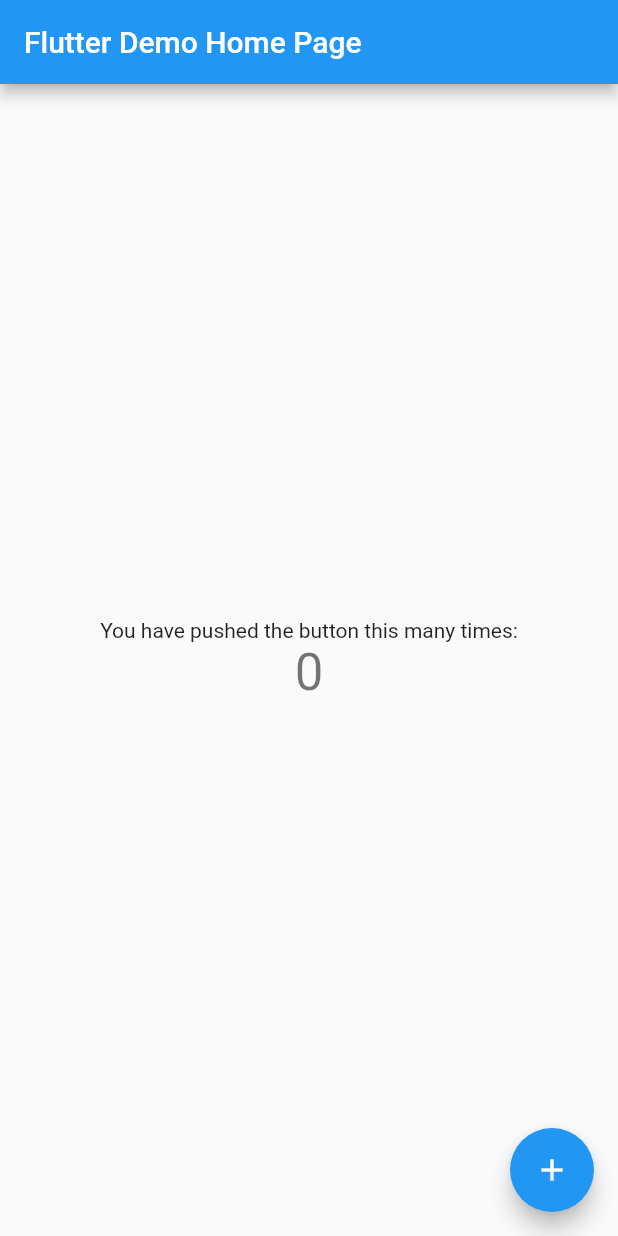
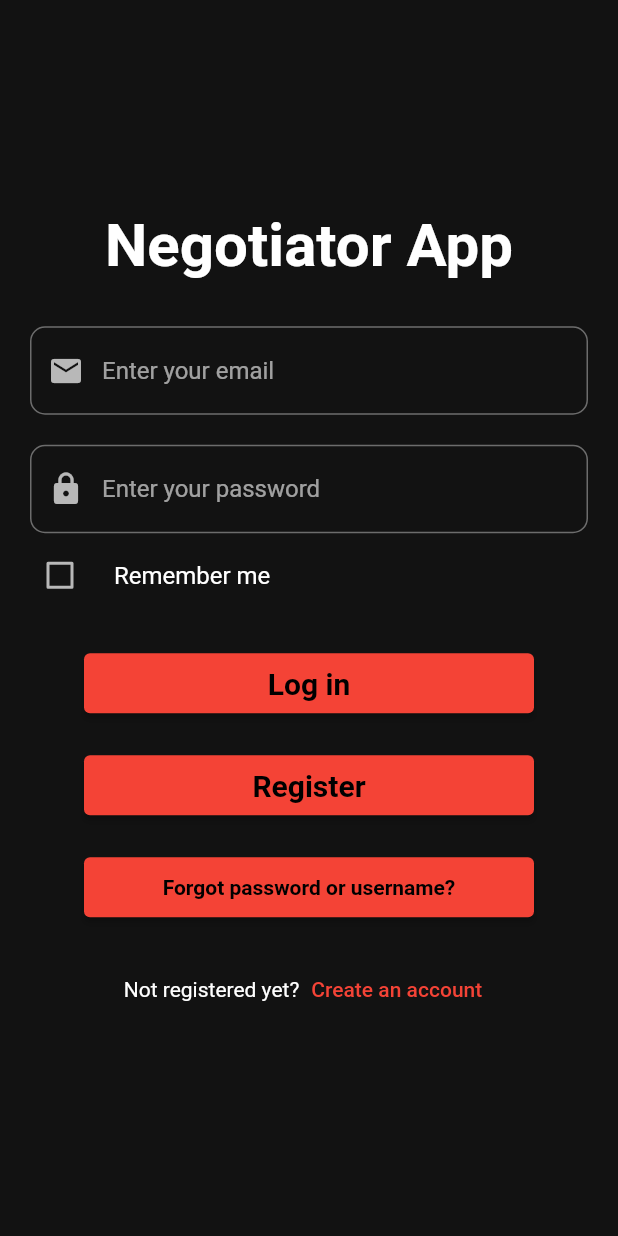
Before and after one commit to Vastamaki88/UI-final-project, a Flutter app: the screen it shows after launch, on a phone screen of 412 x 824 dp. Run offline on Flutter 3.47's test engine with Material 2 defaults, Android fonts, the phone set to English and light mode, and no system bars; our stand-ins replace email_validator.

Commit message:
New views added

```diff
--- /dev/null
+++ b/final_project/lib/LoginView.dart
@@ -0,0 +1,176 @@
+import 'package:email_validator/email_validator.dart';
+import 'package:flutter/material.dart';
+import 'RegisterView.dart';
+
+
+class LoginView extends StatefulWidget {
+  const LoginView({Key? key, required this.title}) : super(key: key);
+  final String title;
+
+  @override
+  State<LoginView> createState() => _LoginPageState();
+}
+
+class _LoginPageState extends State<LoginView> {
+  final _formKey = GlobalKey<FormState>();
+  var rememberValue = false;
+
+  @override
+  Widget build(BuildContext context) {
+    return Scaffold(
+      backgroundColor: Theme.of(context).colorScheme.background,
+      body: Container(
+        padding: const EdgeInsets.all(20),
+        child: Column(
+          mainAxisAlignment: MainAxisAlignment.center,
+          crossAxisAlignment: CrossAxisAlignment.center,
+          children: <Widget>[
+            const Text(
+              'Negotiator App',
+              style: TextStyle(
+                fontWeight: FontWeight.bold,
+                fontSize: 40,
+              ),
+            ),
+            const SizedBox(
+              height: 30,
+            ),
+            Form(
+              key: _formKey,
+              child: Column(
+                children: [
+                  TextFormField(
+                    maxLines: 1,
+                    decoration: InputDecoration(
+                      hintText: 'Enter your email',
+                      prefixIcon  : const Icon(Icons.email),
+                      border: OutlineInputBorder(
+                        borderRadius: BorderRadius.circular(10),
+                      ),
+                    ),
+                  ),
+                  const SizedBox(
+                    height: 20,
+                  ),
+                  TextFormField(
+                    validator: (value) {
+                      return null;
+                    },
+                    maxLines: 1,
+                    obscureText: true,
+                    decoration: InputDecoration(
+                      prefixIcon: const Icon(Icons.lock),
+                      hintText: 'Enter your password',
+                      border: OutlineInputBorder(
+                        borderRadius: BorderRadius.circular(10),
+                      ),
+                    ),
+                  ),
+                  CheckboxListTile(
+                    title: const Text("Remember me"),
+                    contentPadding: EdgeInsets.zero,
+                    value: rememberValue,
+                    activeColor: Theme.of(context).colorScheme.primary,
+                    onChanged: (newValue) {
+                      setState(() {
+                        rememberValue = newValue!;
+                      });
+                    },
+                    controlAffinity: ListTileControlAffinity.leading,
+                  ),
+                  const SizedBox(
+                    height: 20,
+                  ),
+                  ElevatedButton(
+                    onPressed: () {
+                      if (_formKey.currentState!.validate()) {}
+                    },
+                    style: ElevatedButton.styleFrom(
+                      minimumSize: Size(300, 40),
+                       textStyle: const TextStyle(fontSize: 20)
+
+                    ),
+                    child: const Text(
+                      'Log in',
+                      style: TextStyle(
+                        fontWeight: FontWeight.bold,
+                        fontSize: 20,
+                      ),
+                    ),
+                  ),
+                  const SizedBox(
+                    height: 20,
+                  ),
+                  ElevatedButton(
+                    onPressed: () {
+                          Navigator.pushReplacement(
+                            context,
+                            MaterialPageRoute(
+                              builder: (context) =>
+                                  const RegisterView(title: 'Register UI'),
+                            ),
+                          );
+                        },
+                    style: ElevatedButton.styleFrom(
+                      minimumSize: Size(300, 40),
+                      textStyle: const TextStyle(fontSize: 20)
+
+                    ),
+
+                    child: const Text(
+                      'Register',
+                      style: TextStyle(
+                        fontWeight: FontWeight.bold,
+                        fontSize: 20,
+                      ),
+                    ),
+                  ),
+                  const SizedBox(
+                    height: 20,
+                  ),
+                  ElevatedButton(
+                    onPressed: () {
+                      if (_formKey.currentState!.validate()) {}
+                    },
+                    style: ElevatedButton.styleFrom(
+                      minimumSize: Size(300, 40),
+                       textStyle: const TextStyle(fontSize: 20)
+                    ),
+                    child: const Text(
+                      'Forgot password or username?',
+                      style: TextStyle(
+                        fontWeight: FontWeight.bold,
+                        fontSize: 14,
+                      ),
+                    ),
+                  ),
+                  const SizedBox(
+                    height: 20,
+                  ),
+                  Row(
+                    mainAxisAlignment: MainAxisAlignment.center,
+                    children: [
+                      const Text('Not registered yet?'),
+                      TextButton(
+                        onPressed: () {
+                          Navigator.pushReplacement(
+                            context,
+                            MaterialPageRoute(
+                              builder: (context) =>
+                                  const RegisterView(title: 'Register UI'),
+                            ),
+                          );
+                        },
+                        child: const Text('Create an account'),
+                      ),
+                    ],
+                  ),
+                ],
+              ),
+            )
+          ],
+        ),
+      ),
+    );
+  }
+}
--- a/final_project/lib/main.dart
+++ b/final_project/lib/main.dart
@@ -1,45 +1,47 @@
+import 'LoginView.dart';
 import 'package:flutter/material.dart';
 
+ColorScheme defaultColorScheme = const ColorScheme(
+  primary: Color(0xFFF44336),
+  secondary: Color(0xff03DAC6),
+  surface: Color(0xff181818),
+  background: Color(0xff121212),
+  error: Color(0xffCF6679),
+  onPrimary: Color(0xff000000),
+  onSecondary: Color(0xff000000),
+  onSurface: Color(0xffffffff),
+  onBackground: Color(0xffffffff),
+  onError: Color(0xff000000),
+  brightness: Brightness.dark,
+);
 void main() {
   runApp(const MyApp());
 }
 
+
 class MyApp extends StatelessWidget {
+
   const MyApp({Key? key}) : super(key: key);
+
+
 
   // This widget is the root of your application.
   @override
   Widget build(BuildContext context) {
     return MaterialApp(
-      title: 'Flutter Demo',
+      title: 'Negotiator App',
       theme: ThemeData(
-        // This is the theme of your application.
-        //
-        // Try running your application with "flutter run". You'll see the
-        // application has a blue toolbar. Then, without quitting the app, try
-        // changing the primarySwatch below to Colors.green and then invoke
-        // "hot reload" (press "r" in the console where you ran "flutter run",
-        // or simply save your changes to "hot reload" in a Flutter IDE).
-        // Notice that the counter didn't reset back to zero; the application
-        // is not restarted.
+
+        colorScheme: defaultColorScheme,
         primarySwatch: Colors.blue,
       ),
-      home: const MyHomePage(title: 'Flutter Demo Home Page'),
+      home: const LoginView(title: 'Login'),
     );
   }
 }
 
 class MyHomePage extends StatefulWidget {
   const MyHomePage({Key? key, required this.title}) : super(key: key);
-
-  // This widget is the home page of your application. It is stateful, meaning
-  // that it has a State object (defined below) that contains fields that affect
-  // how it looks.
-
-  // This class is the configuration for the state. It holds the values (in this
-  // case the title) provided by the parent (in this case the App widget) and
-  // used by the build method of the State. Fields in a Widget subclass are
-  // always marked "final".
 
   final String title;
 
@@ -50,49 +52,24 @@ class MyHomePage extends StatefulWidget {
 class _MyHomePageState extends State<MyHomePage> {
   int _counter = 0;
 
-  void _incrementCounter() {
+  void _incrementCounter(){
     setState(() {
-      // This call to setState tells the Flutter framework that something has
-      // changed in this State, which causes it to rerun the build method below
-      // so that the display can reflect the updated values. If we changed
-      // _counter without calling setState(), then the build method would not be
-      // called again, and so nothing would appear to happen.
       _counter++;
     });
   }
 
   @override
   Widget build(BuildContext context) {
-    // This method is rerun every time setState is called, for instance as done
-    // by the _incrementCounter method above.
-    //
-    // The Flutter framework has been optimized to make rerunning build methods
-    // fast, so that you can just rebuild anything that needs updating rather
-    // than having to individually change instances of widgets.
+
     return Scaffold(
       appBar: AppBar(
-        // Here we take the value from the MyHomePage object that was created by
-        // the App.build method, and use it to set our appbar title.
+
         title: Text(widget.title),
       ),
       body: Center(
-        // Center is a layout widget. It takes a single child and positions it
-        // in the middle of the parent.
+
         child: Column(
-          // Column is also a layout widget. It takes a list of children and
-          // arranges them vertically. By default, it sizes itself to fit its
-          // children horizontally, and tries to be as tall as its parent.
-          //
-          // Invoke "debug painting" (press "p" in the console, choose the
-          // "Toggle Debug Paint" action from the Flutter Inspector in Android
-          // Studio, or the "Toggle Debug Paint" command in Visual Studio Code)
-          // to see the wireframe for each widget.
-          //
-          // Column has various properties to control how it sizes itself and
-          // how it positions its children. Here we use mainAxisAlignment to
-          // center the children vertically; the main axis here is the vertical
-          // axis because Columns are vertical (the cross axis would be
-          // horizontal).
+
           mainAxisAlignment: MainAxisAlignment.center,
           children: <Widget>[
             const Text(
@@ -106,9 +83,9 @@ class _MyHomePageState extends State<MyHomePage> {
         ),
       ),
       floatingActionButton: FloatingActionButton(
-        onPressed: _incrementCounter,
         tooltip: 'Increment',
         child: const Icon(Icons.add),
+        onPressed: _incrementCounter
       ), // This trailing comma makes auto-formatting nicer for build methods.
     );
   }
--- a/final_project/pubspec.yaml
+++ b/final_project/pubspec.yaml
@@ -34,6 +34,7 @@ dependencies:
   # The following adds the Cupertino Icons font to your application.
   # Use with the CupertinoIcons class for iOS style icons.
   cupertino_icons: ^1.0.2
+  email_validator: ^2.0.1
 
 dev_dependencies:
   flutter_test:
```
Also changed, not shown: final_project/lib/RegisterView.dart (added, +162 -0 lines), final_project/pubspec.lock.
